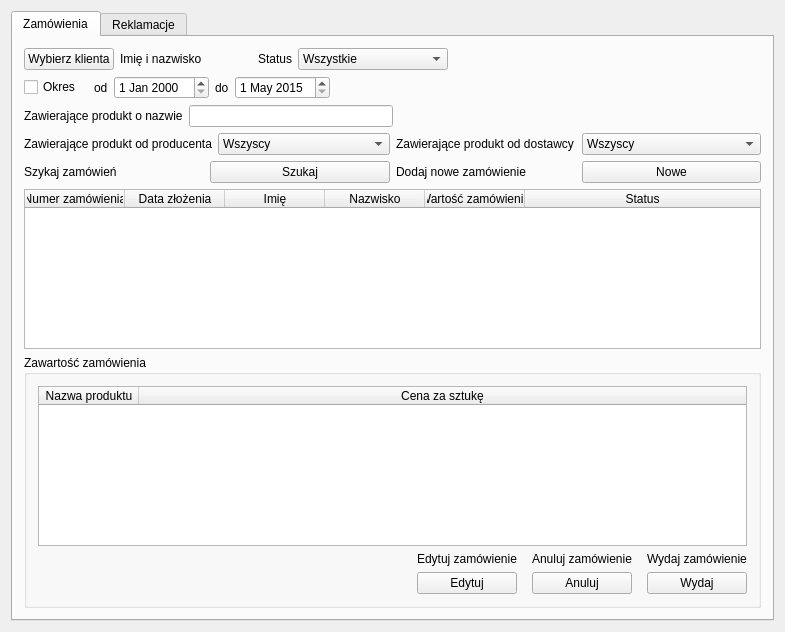
Old version of the form sprzedawca.ui in the repository igrek51/psbd_moto_sklep.
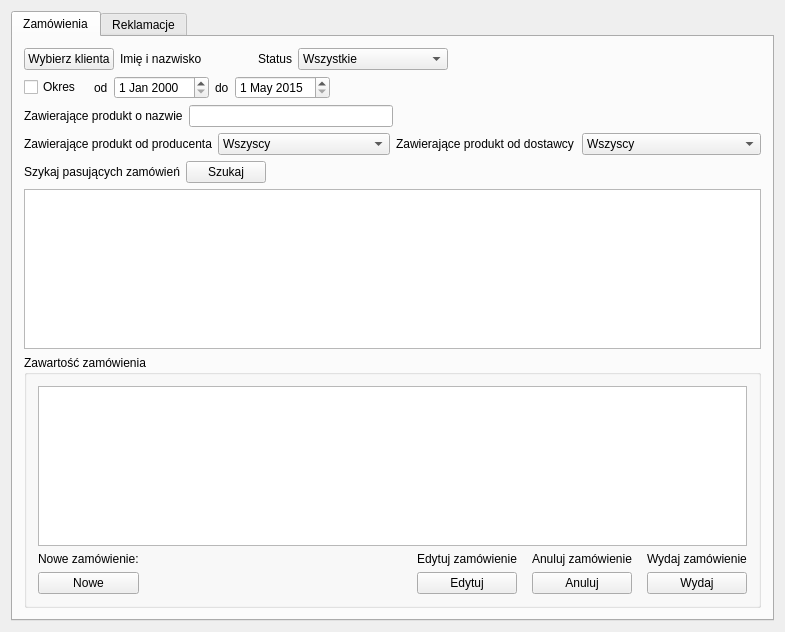
New version of the form.

Commit message: Dodanie DataModel. Zamaina TableWidget w Sprzedawcy na TableView. Nadanie nazw kontrolek.

The edit to the form file:
```diff
--- a/sprzedawca.ui
+++ b/sprzedawca.ui
@@ -231,7 +231,7 @@
             <item>
              <widget class="QLabel" name="label_6">
               <property name="text">
-               <string>Szykaj zamówień</string>
+               <string>Szykaj pasujących zamówień</string>
               </property>
              </widget>
             </item>
@@ -245,60 +245,25 @@
            </layout>
           </item>
           <item>
-           <layout class="QHBoxLayout" name="horizontalLayout_3">
-            <item>
-             <widget class="QLabel" name="label_5">
-              <property name="text">
-               <string>Dodaj nowe zamówienie</string>
-              </property>
-             </widget>
-            </item>
-            <item>
-             <widget class="QPushButton" name="pushButton_4">
-              <property name="text">
-               <string>Nowe</string>
-              </property>
-             </widget>
-            </item>
-           </layout>
+           <spacer name="horizontalSpacer_5">
+            <property name="orientation">
+             <enum>Qt::Horizontal</enum>
+            </property>
+            <property name="sizeHint" stdset="0">
+             <size>
+              <width>37</width>
+              <height>17</height>
+             </size>
+            </property>
+           </spacer>
           </item>
          </layout>
         </item>
         <item>
-         <widget class="QTableWidget" name="tableWidget">
-          <attribute name="horizontalHeaderStretchLastSection">
+         <widget class="QTableView" name="tv_zamowienia_wyszukane">
+          <attribute name="verticalHeaderCascadingSectionResizes">
            <bool>true</bool>
           </attribute>
-          <column>
-           <property name="text">
-            <string>Numer zamówienia</string>
-           </property>
-          </column>
-          <column>
-           <property name="text">
-            <string>Data złożenia</string>
-           </property>
-          </column>
-          <column>
-           <property name="text">
-            <string>Imię</string>
-           </property>
-          </column>
-          <column>
-           <property name="text">
-            <string>Nazwisko</string>
-           </property>
-          </column>
-          <column>
-           <property name="text">
-            <string>Wartość zamówienia</string>
-           </property>
-          </column>
-          <column>
-           <property name="text">
-            <string>Status</string>
-           </property>
-          </column>
          </widget>
         </item>
         <item>
@@ -308,20 +273,10 @@
           </property>
           <layout class="QVBoxLayout" name="verticalLayout_5">
            <item>
-            <widget class="QTableWidget" name="tableWidget_2">
-             <attribute name="horizontalHeaderStretchLastSection">
+            <widget class="QTableView" name="tv_zawartosc_zamowienia">
+             <attribute name="verticalHeaderCascadingSectionResizes">
               <bool>true</bool>
              </attribute>
-             <column>
-              <property name="text">
-               <string>Nazwa produktu</string>
-              </property>
-             </column>
-             <column>
-              <property name="text">
-               <string>Cena za sztukę</string>
-              </property>
-             </column>
             </widget>
            </item>
            <item>
@@ -329,6 +284,24 @@
              <property name="spacing">
               <number>15</number>
              </property>
+             <item>
+              <layout class="QVBoxLayout" name="verticalLayout_6">
+               <item>
+                <widget class="QLabel" name="label_5">
+                 <property name="text">
+                  <string>Nowe zamówienie:</string>
+                 </property>
+                </widget>
+               </item>
+               <item>
+                <widget class="QPushButton" name="pb_nowe_zamowienie">
+                 <property name="text">
+                  <string>Nowe</string>
+                 </property>
+                </widget>
+               </item>
+              </layout>
+             </item>
              <item>
               <spacer name="horizontalSpacer_7">
                <property name="orientation">
```
Left out of the diff: 76 changed lines with no effect on the pictures. The commit also changes 6 other files.
